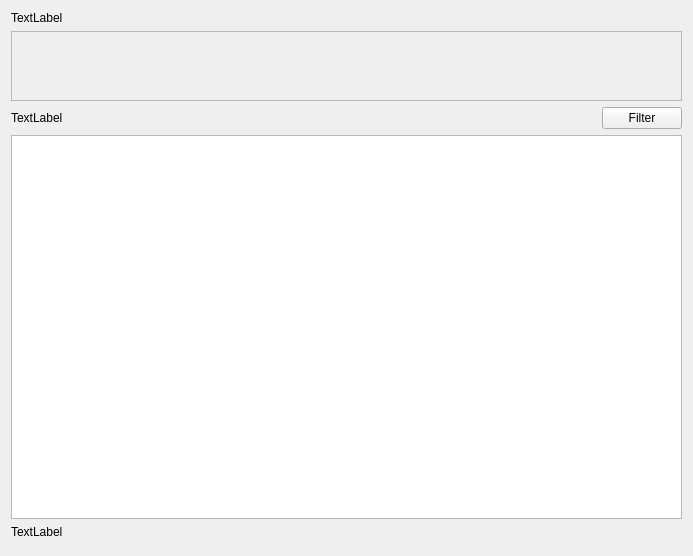
Qt form src/gui/activitywidget.ui (nextcloud/desktop) before a commit.
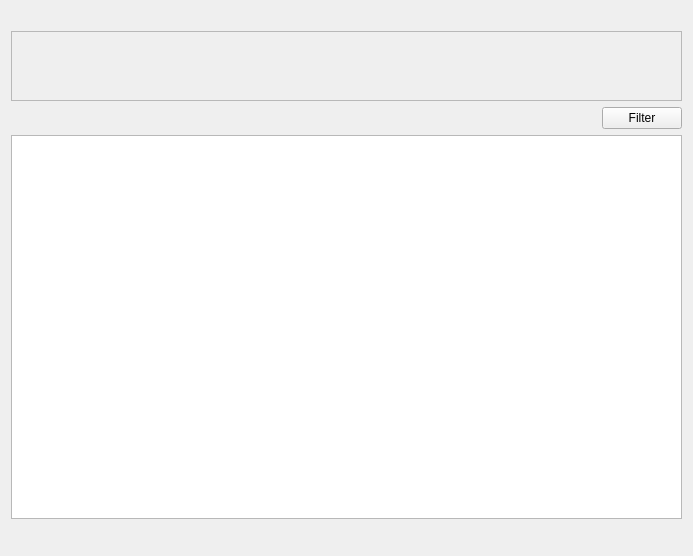
The same form after that commit.

Commit message:
Remove "TextLabel" texts from `QLabel`s in .ui files
These are unnecessary, as they are programmatically replaced by the
wanted text. They do end up in translations though, so they produce
confusion there.

What changed in the file:
```diff
--- a/src/gui/activitywidget.ui
+++ b/src/gui/activitywidget.ui
@@ -22,9 +22,6 @@
        <verstretch>0</verstretch>
       </sizepolicy>
      </property>
-     <property name="text">
-      <string>TextLabel</string>
-     </property>
      <property name="textFormat">
       <enum>Qt::PlainText</enum>
      </property>
@@ -69,9 +66,6 @@
          <verstretch>0</verstretch>
         </sizepolicy>
        </property>
-       <property name="text">
-        <string>TextLabel</string>
-       </property>
        <property name="textFormat">
         <enum>Qt::RichText</enum>
        </property>
@@ -138,9 +132,6 @@
        <verstretch>0</verstretch>
       </sizepolicy>
      </property>
-     <property name="text">
-      <string>TextLabel</string>
-     </property>
      <property name="textFormat">
       <enum>Qt::RichText</enum>
      </property>
```
The commit also changes 8 other files.
